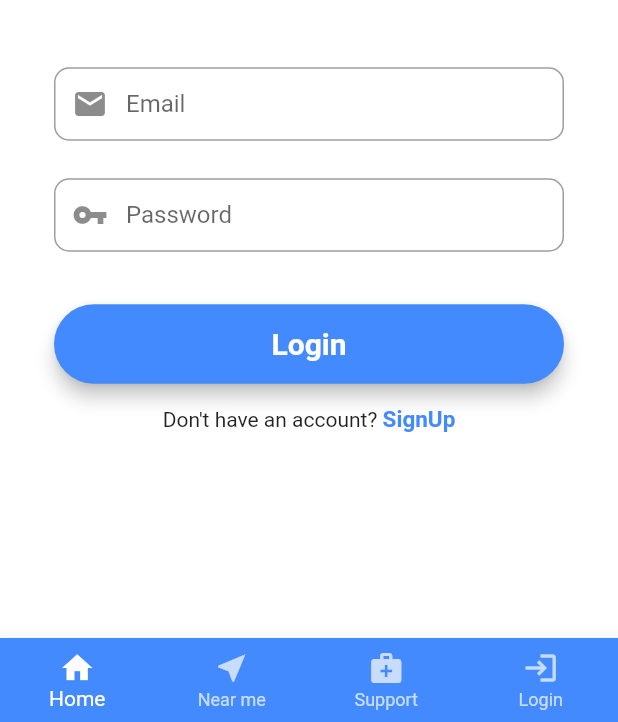
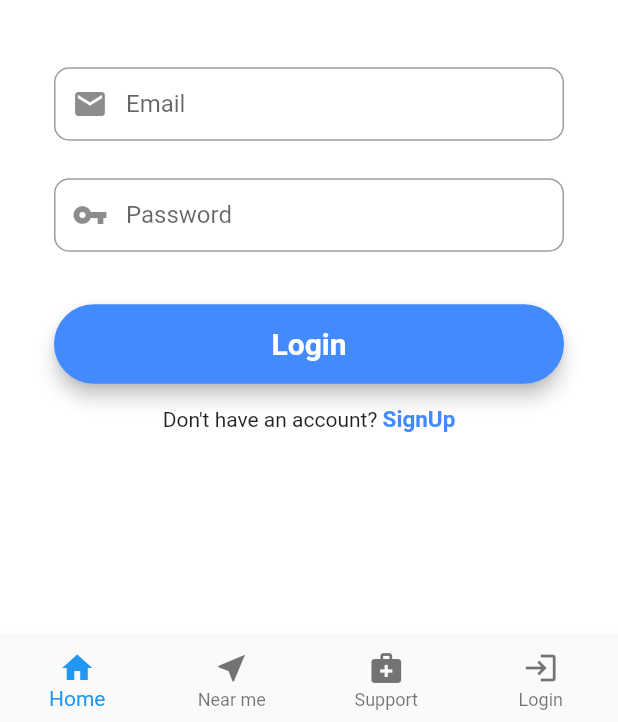
Before and after one commit to gtfrans2re/healtor, a Flutter app: the screen it shows after launch, on a phone screen of 412 x 824 dp, the part 514-1236 px from its top. Run offline on Flutter 3.47's test engine with Material 2 defaults, Android fonts, the phone set to English and light mode, and no system bars; our stand-ins replace cloud_firestore, firebase_auth, firebase_core, fluttertoast; accounts and stored records are empty.

Commit message:
add: BottomNavigationBar

```diff
--- a/lib/main.dart
+++ b/lib/main.dart
@@ -70,9 +70,6 @@ class _NavigationState extends State<Navigation> {
       ]),
       bottomNavigationBar: BottomNavigationBar(
         type: BottomNavigationBarType.fixed,
-        backgroundColor: Colors.blueAccent,
-        selectedItemColor: Colors.white,
-        unselectedItemColor: Colors.white70,
         items: const [
           BottomNavigationBarItem(
               icon: Icon(
```
